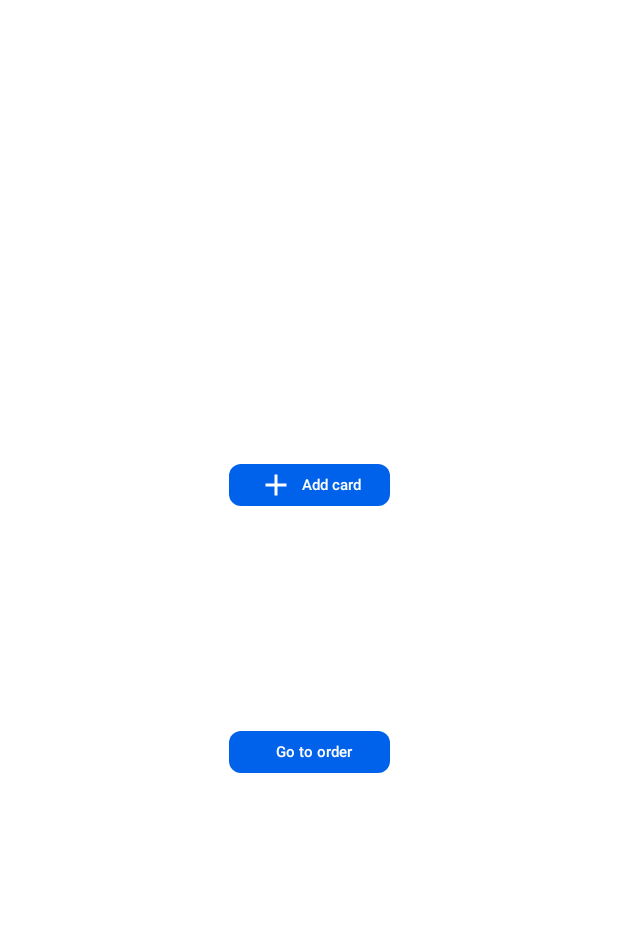
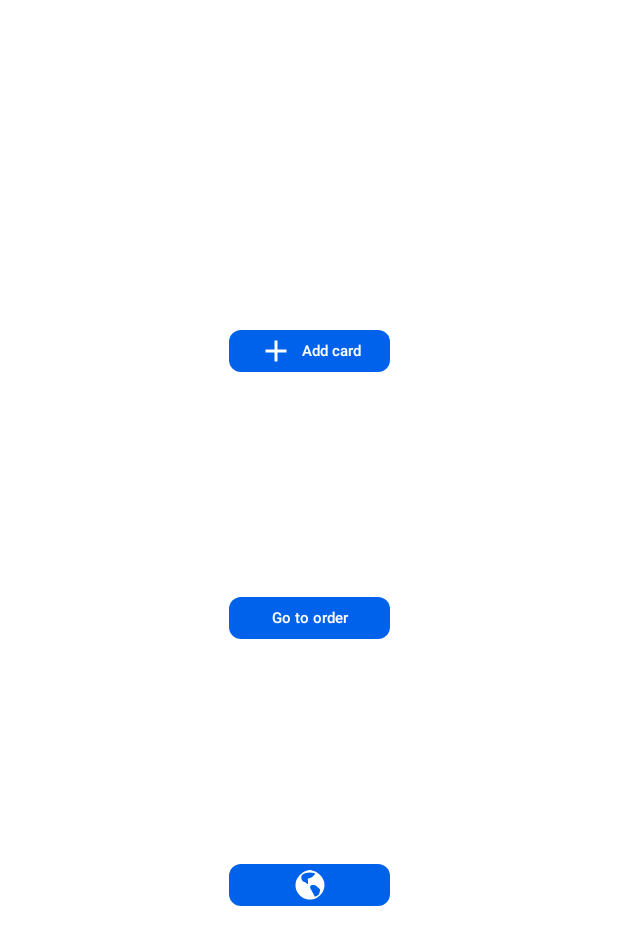
Before and after one commit to Madirimov411/New_JC, an Android app built with Jetpack Compose: the @Preview function ButtonCardPreview, on a phone screen of 412 x 824 dp. Shown: the top 945 px of the screen. Run offline under Robolectric (Android 15) with nearby library versions, the phone set to English and light mode, and no system bars.

Commit message:
ButtonCard.kt

```diff
--- a/app/src/main/java/com/uzb_khiva/gazon_2/view/ButtonCard.kt
+++ b/app/src/main/java/com/uzb_khiva/gazon_2/view/ButtonCard.kt
@@ -33,6 +33,7 @@ import androidx.compose.ui.text.font.FontWeight
 import androidx.compose.ui.tooling.preview.Preview
 import androidx.compose.ui.unit.dp
 import androidx.compose.ui.unit.sp
+import com.uzb_khiva.gazon_2.R
 import com.uzb_khiva.gazon_2.ui.theme.LightBlue
 
 @Composable
@@ -84,11 +85,17 @@ fun ButtonCard(
                     tint = Color.White,
                     modifier = Modifier.size(24.dp)
                 )
+
             }
 
-            Spacer(modifier = Modifier.width(5.dp))
+
 
             if (title != null) {
+
+                if (icon != null || image != null) {
+                    Spacer(modifier = Modifier.width(5.dp))
+                }
+
                 Text(
                     text = title,
                     style = TextStyle(
@@ -135,6 +142,14 @@ fun ButtonCardPreview() {
             Toast.makeText(context, "Go to order", Toast.LENGTH_SHORT).show()
         }
 
+        Spacer(modifier = Modifier.height(150.dp))
+
+        ButtonCard(
+            image = R.drawable.ic_earth
+        ) {
+            Toast.makeText(context, "Go to order", Toast.LENGTH_SHORT).show()
+        }
+
 
     }
 }
--- a/app/src/main/java/com/uzb_khiva/gazon_2/view/PitchSavedPlacesItem.kt
+++ b/app/src/main/java/com/uzb_khiva/gazon_2/view/PitchSavedPlacesItem.kt
@@ -268,6 +268,13 @@ fun PitchSavedPlacesItem(
                         Toast.makeText(context, "Book now", Toast.LENGTH_SHORT).show()
                     }
 
+                    ButtonCard(
+                        modifier = Modifier.fillMaxWidth(.7f),
+                        image = R.drawable.ic_earth,
+                    ) {
+
+                    }
+
 
                 }
 
--- /dev/null
+++ b/app/src/main/res/drawable/ic_earth.xml
@@ -0,0 +1,10 @@
+<vector xmlns:android="http://schemas.android.com/apk/res/android"
+    android:width="48dp"
+    android:height="48dp"
+    android:viewportWidth="48"
+    android:viewportHeight="48">
+  <path
+      android:pathData="M18.7,5.2c-5.5,1.5 -11.9,8.3 -13.5,14.4 -2.6,10.2 3.8,20.7 14.3,23.3 13.7,3.5 26.9,-9.9 23.2,-23.7 -1.6,-6.3 -7.6,-12.3 -14,-14 -5.3,-1.4 -4.9,-1.4 -10,-0zM28.5,8l2.7,1 -2.9,3c-1.6,1.7 -3.8,3 -5.2,3 -2.1,-0 -2.3,0.3 -1.8,3.5 0.6,3.8 -0.4,5.3 -2.2,3.1 -0.7,-0.8 -2.2,-1.7 -3.5,-2 -3.1,-0.8 -4.4,-7.3 -1.8,-9.3 3.8,-2.9 10.4,-3.9 14.7,-2.3zM32.5,25.2c0.7,0.7 2.2,2.1 3.3,3 1.8,1.4 1.9,2.2 1.2,4.9 -0.5,1.7 -1.1,3.3 -1.2,3.4 -5.4,3.7 -5,3.7 -7,-0.3 -1,-2 -2.6,-4.9 -3.5,-6.3 -2.2,-3.5 -1.1,-5.9 2.7,-5.9 1.7,-0 3.7,0.6 4.5,1.2z"
+      android:fillColor="#000000"
+      android:strokeColor="#00000000"/>
+</vector>
```
